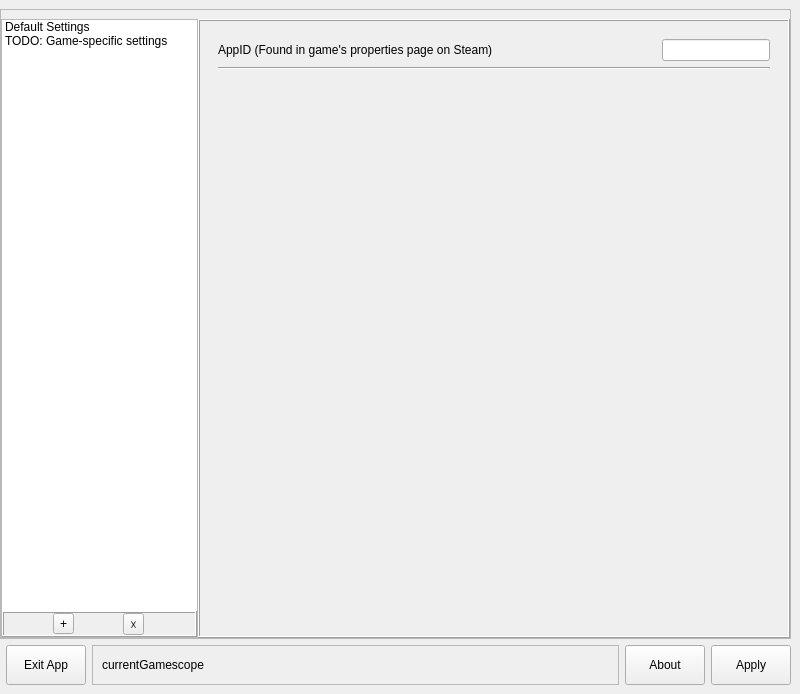
First picture: the form in mainwindow.ui, repository rfrench3/scopebuddy-gui, before the edit.
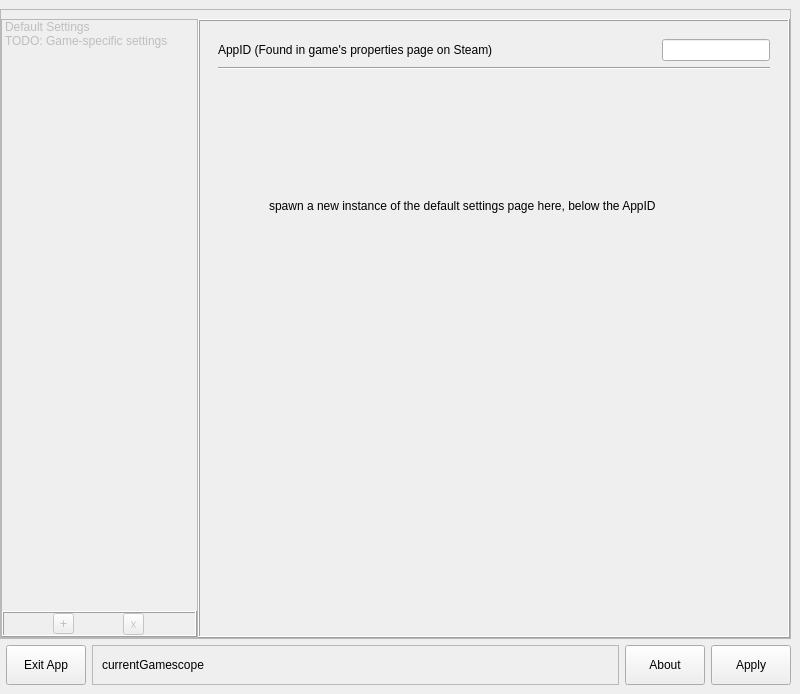
Second picture: the form after the edit. The open tabs and pages were chosen to show the change. Icons and pictures are not drawn.

Commit message: disable unimplemented buttons, update todo

Diff of the .ui file:
```diff
--- a/mainwindow.ui
+++ b/mainwindow.ui
@@ -77,6 +77,9 @@
           </property>
           <item>
            <widget class="QListWidget" name="listWidget_gamesList">
+            <property name="enabled">
+             <bool>false</bool>
+            </property>
             <property name="sizePolicy">
              <sizepolicy hsizetype="Expanding" vsizetype="Expanding">
               <horstretch>0</horstretch>
@@ -148,6 +151,9 @@
              </property>
              <item>
               <widget class="QToolButton" name="toolButton_addGame">
+               <property name="enabled">
+                <bool>false</bool>
+               </property>
                <property name="toolTip">
                 <string>TODO: adds slot for game-specific settings</string>
                </property>
@@ -157,10 +163,16 @@
                <property name="icon">
                 <iconset theme="QIcon::ThemeIcon::ListAdd"/>
                </property>
+               <property name="checkable">
+                <bool>false</bool>
+               </property>
               </widget>
              </item>
              <item>
               <widget class="QToolButton" name="toolButton_removeGame">
+               <property name="enabled">
+                <bool>false</bool>
+               </property>
                <property name="sizePolicy">
                 <sizepolicy hsizetype="Fixed" vsizetype="Fixed">
                  <horstretch>0</horstretch>
@@ -1748,7 +1760,21 @@
             </widget>
            </item>
            <item>
-            <widget class="QWidget" name="widget" native="true"/>
+            <widget class="QWidget" name="widget" native="true">
+             <widget class="QLabel" name="label_6">
+              <property name="geometry">
+               <rect>
+                <x>60</x>
+                <y>50</y>
+                <width>461</width>
+                <height>141</height>
+               </rect>
+              </property>
+              <property name="text">
+               <string>spawn a new instance of the default settings page here, below the AppID</string>
+              </property>
+             </widget>
+            </widget>
            </item>
           </layout>
          </widget>
```
The commit also changes 2 other files.
